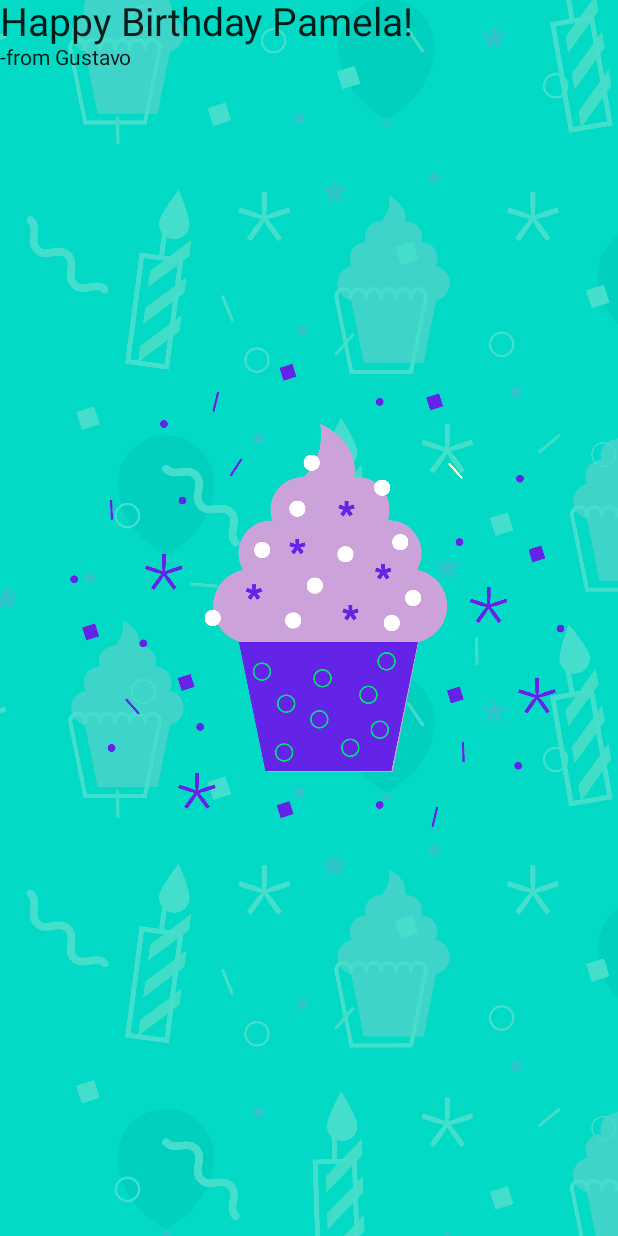
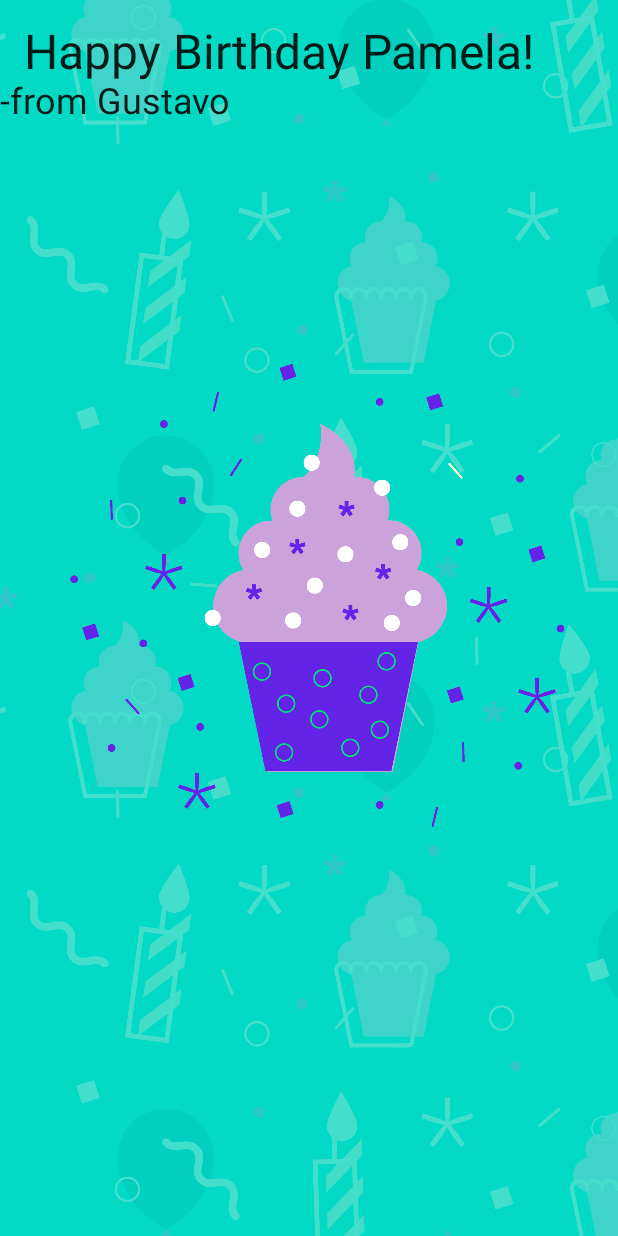
Before and after one commit to gkpiccoli/kotlin_birthday_app, an Android app built with Jetpack Compose: the screen it shows after launch (MainActivity), on a phone screen of 412 x 824 dp. Run offline under Robolectric (Android 15) with nearby library versions, the phone set to English and light mode, and no system bars.

Commit message:
incrase padding on text

```diff
--- a/app/src/main/java/com/example/happybirthday/MainActivity.kt
+++ b/app/src/main/java/com/example/happybirthday/MainActivity.kt
@@ -9,10 +9,12 @@ import androidx.compose.material.MaterialTheme
 import androidx.compose.material.Surface
 import androidx.compose.material.Text
 import androidx.compose.runtime.Composable
+import androidx.compose.ui.Alignment
 import androidx.compose.ui.Modifier
 import androidx.compose.ui.layout.ContentScale
 import androidx.compose.ui.res.painterResource
 import androidx.compose.ui.tooling.preview.Preview
+import androidx.compose.ui.unit.dp
 import androidx.compose.ui.unit.sp
 import com.example.happybirthday.ui.theme.HappyBirthdayTheme
 
@@ -35,9 +37,13 @@ class MainActivity : ComponentActivity() {
 @Composable
 fun BirthDayGreetingWithText(message: String, from: String){
     Column{
-        Text(text = message, fontSize = 26.sp,
-        modifier = Modifier.fillMaxWidth())
-        Text(text = from, fontSize = 14.sp)
+        Text(text = message, fontSize = 32.sp,
+            modifier = Modifier
+                .fillMaxWidth()
+                .wrapContentWidth(Alignment.Start)
+                .padding(start = 16.dp, top = 16.dp)
+        )
+        Text(text = from, fontSize = 24.sp)
     }
 }
 @Composable
```
